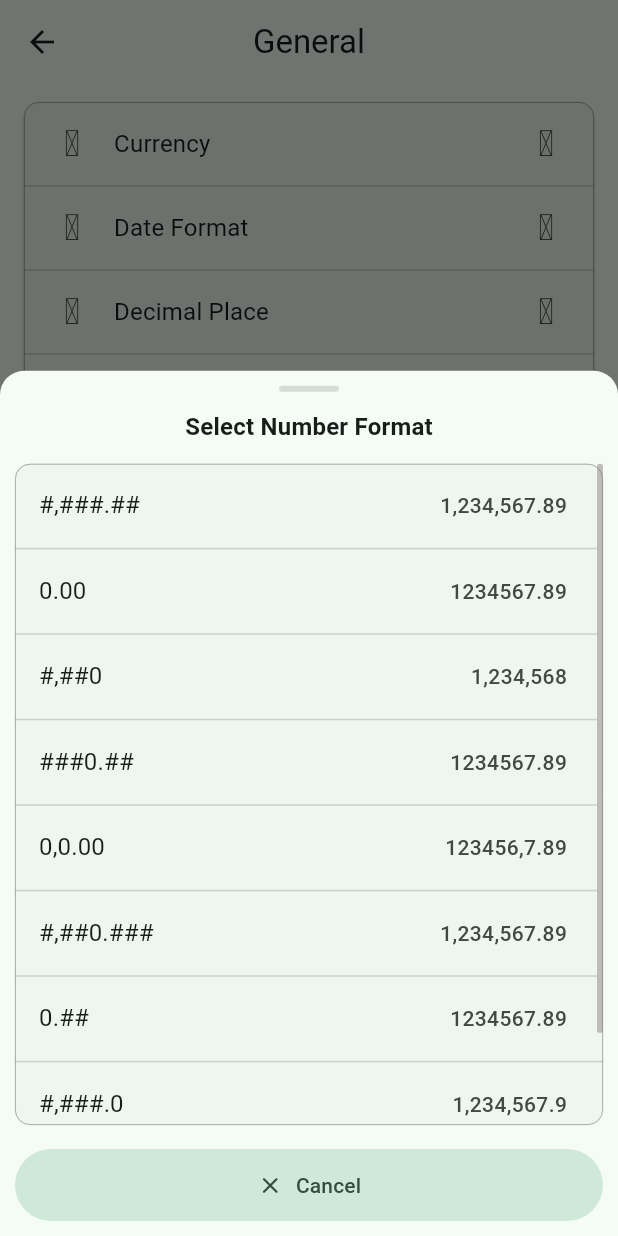
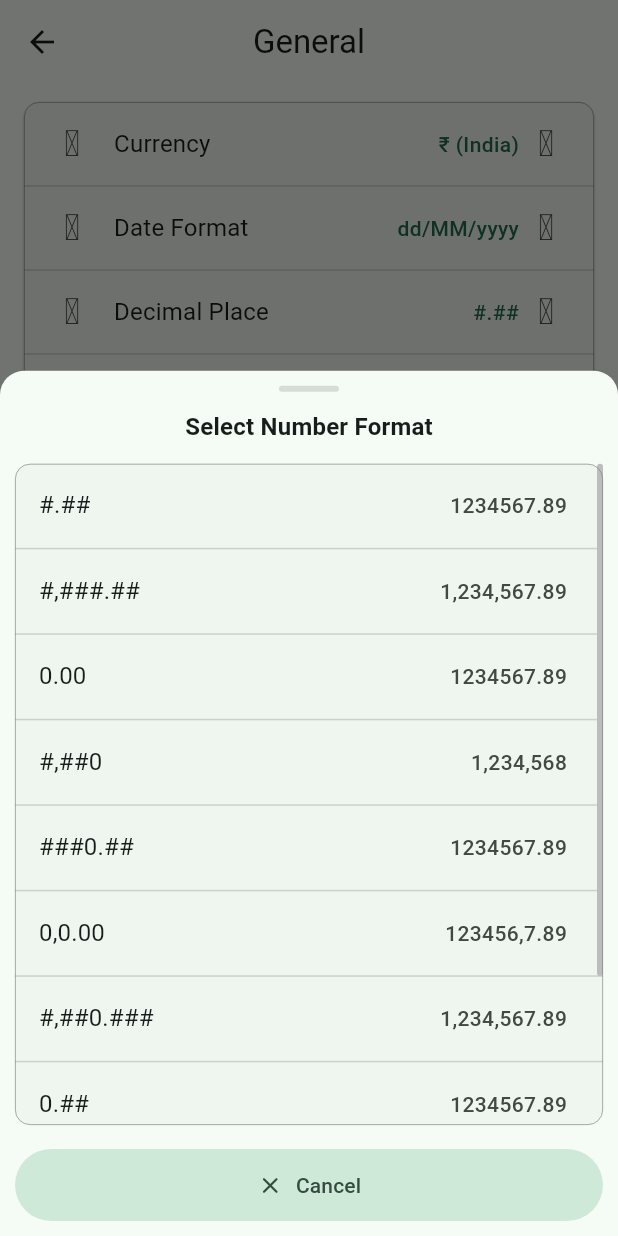
Before and after one commit to lalitchattar/saving_diary, a Flutter app: the GeneralScreen screen opened directly, after a tap on "Decimal Place", on a phone screen of 412 x 824 dp. Run offline on Flutter 3.47's test engine with Material 3 defaults, Android fonts, the phone set to English and light mode, and no system bars; our stand-ins replace get, hugeicons, sqflite; accounts and stored records are empty.

Commit message:
Implemented complete General Setting screen

```diff
--- /dev/null
+++ b/lib/app/module/more/module/general/controller/general_setting_controller.dart
@@ -0,0 +1,30 @@
+import 'package:get/get.dart';
+
+import '../../../../../data/repository/general_setting_repository.dart';
+
+class GeneralSettingsController extends GetxController {
+  final repo = GeneralSettingRepository();
+
+  var settings = <String, String>{}.obs;
+
+  @override
+  void onInit() {
+    super.onInit();
+    loadSettings();
+  }
+
+  Future<void> loadSettings() async {
+    await repo.initDefaultSettings();
+    final allSettings = await repo.getAllSettings();
+    settings.assignAll(allSettings);
+  }
+
+  Future<void> updateSetting(String key, String value) async {
+    settings[key] = value;
+    await repo.setSetting(key, value);
+  }
+
+  String getSetting(String key, {String defaultValue = ''}) {
+    return settings[key] ?? defaultValue;
+  }
+}
--- a/lib/app/module/more/module/general/view/currency_selection_screen.dart
+++ b/lib/app/module/more/module/general/view/currency_selection_screen.dart
@@ -1,7 +1,8 @@
 import 'package:flutter/material.dart';
 
 class CurrencyBottomSheet extends StatelessWidget {
-  final Function(String) onCurrencySelected;
+  final Function(String, String) onCurrencySelected;
+
 
   const CurrencyBottomSheet({super.key, required this.onCurrencySelected});
 
@@ -105,7 +106,7 @@ class CurrencyBottomSheet extends StatelessWidget {
                             ),
                             onTap: () {
                               Navigator.pop(context);
-                              onCurrencySelected(currency['symbol']!);
+                              onCurrencySelected(currency['symbol']!, currency['country']!);
                             },
                           );
                         },
--- a/lib/app/module/more/module/general/view/general_screen.dart
+++ b/lib/app/module/more/module/general/view/general_screen.dart
@@ -1,5 +1,7 @@
 import 'package:flutter/material.dart';
+import 'package:get/get.dart';
 import 'package:hugeicons/hugeicons.dart';
+import 'package:saving_diary/app/module/more/module/general/controller/general_setting_controller.dart';
 import 'package:saving_diary/app/module/more/module/general/view/currency_selection_screen.dart';
 import 'package:saving_diary/app/module/more/module/general/view/date_format_selection_screen.dart';
 import 'package:saving_diary/app/module/more/module/general/view/first_day_of_week_selection_screen.dart';
@@ -9,7 +11,7 @@ import 'package:saving_diary/app/module/more/module/general/view/theme_selection
 
 
 
-class GeneralScreen extends StatelessWidget {
+class GeneralScreen extends GetView<GeneralSettingsController> {
   const GeneralScreen({super.key});
 
   @override
@@ -41,8 +43,22 @@ class GeneralScreen extends StatelessWidget {
                       vertical: 0,
                     ),
                     leading: HugeIcon(icon: HugeIcons.strokeRoundedMoney01),
-                    trailing: HugeIcon(
-                      icon: HugeIcons.strokeRoundedArrowRight01,
+                    trailing: Obx(() => Row(
+                        mainAxisSize: MainAxisSize.min,
+                        children: [
+                          Text(
+                            "${controller.getSetting("currency")} (${controller.getSetting("currencyCountryName")})",
+                            style: textTheme.bodyMedium?.copyWith(
+                              color: colorScheme.primary,
+                              fontWeight: FontWeight.w500,
+                            ),
+                          ),
+                          const SizedBox(width: 6),
+                          HugeIcon(
+                            icon: HugeIcons.strokeRoundedArrowRight01,
+                          )
+                        ],
+                      ),
                     ),
                     title: Text(
                       "Currency",
@@ -55,7 +71,7 @@ class GeneralScreen extends StatelessWidget {
                     dense: true,
                     visualDensity: const VisualDensity(vertical: -2),
                     onTap: () {
-                      _showCurrencyBottomSheet(context);
+                      _showCurrencySelectionList(context);
                     },
                   ),
                 ),
@@ -68,7 +84,23 @@ class GeneralScreen extends StatelessWidget {
                     vertical: 0,
                   ),
                   leading: HugeIcon(icon: HugeIcons.strokeRoundedCalendar01),
-                  trailing: HugeIcon(icon: HugeIcons.strokeRoundedArrowRight01),
+                  trailing: Obx(() => Row(
+                    mainAxisSize: MainAxisSize.min,
+                    children: [
+                      Text(
+                        controller.getSetting("dateFormat"),
+                        style: textTheme.bodyMedium?.copyWith(
+                          color: colorScheme.primary,
+                          fontWeight: FontWeight.w500,
+                        ),
+                      ),
+                      const SizedBox(width: 6),
+                      HugeIcon(
+                        icon: HugeIcons.strokeRoundedArrowRight01,
+                      )
+                    ],
+                  ),
+                  ),
                   title: Text(
                     "Date Format",
                     style: textTheme.bodyLarge?.copyWith(
@@ -80,7 +112,7 @@ class GeneralScreen extends StatelessWidget {
                   dense: true,
                   visualDensity: const VisualDensity(vertical: -2),
                   onTap: (){
-                    _showCurrencySelectionList(context, colorScheme);
+                    _showDateFormatSelectionList(context, colorScheme);
                   },
                 ),
                 Divider(
@@ -94,7 +126,23 @@ class GeneralScreen extends StatelessWidget {
                   leading: HugeIcon(
                     icon: HugeIcons.strokeRoundedArrangeByNumbers19,
                   ),
-                  trailing: HugeIcon(icon: HugeIcons.strokeRoundedArrowRight01),
+                  trailing: Obx(() => Row(
+                    mainAxisSize: MainAxisSize.min,
+                    children: [
+                      Text(
+                        controller.getSetting("decimalFormat"),
+                        style: textTheme.bodyMedium?.copyWith(
+                          color: colorScheme.primary,
+                          fontWeight: FontWeight.w500,
+                        ),
+                      ),
+                      const SizedBox(width: 6),
+                      HugeIcon(
+                        icon: HugeIcons.strokeRoundedArrowRight01,
+                      )
+                    ],
+                  ),
+                  ),
                   title: Text(
                     "Decimal Place",
                     style: textTheme.bodyLarge?.copyWith(
@@ -106,7 +154,7 @@ class GeneralScreen extends StatelessWidget {
                   dense: true,
                   visualDensity: const VisualDensity(vertical: -2),
                   onTap: () {
-                    _showNumberFormatBottomSheet(context);
+                    _showNumberFormatSelectionList(context);
                   },
                 ),
                 Divider(
@@ -118,7 +166,23 @@ class GeneralScreen extends StatelessWidget {
                     vertical: 0,
                   ),
                   leading: HugeIcon(icon: HugeIcons.strokeRoundedCalendarAdd01),
-                  trailing: HugeIcon(icon: HugeIcons.strokeRoundedArrowRight01),
+                  trailing: Obx(() => Row(
+                    mainAxisSize: MainAxisSize.min,
+                    children: [
+                      Text(
+                        controller.getSetting("firstDayOfWeek"),
+                        style: textTheme.bodyMedium?.copyWith(
+                          color: colorScheme.primary,
+                          fontWeight: FontWeight.w500,
+                        ),
+                      ),
+                      const SizedBox(width: 6),
+                      HugeIcon(
+                        icon: HugeIcons.strokeRoundedArrowRight01,
+                      )
+                    ],
+                  ),
+                  ),
                   title: Text(
                     "First day of week",
                     style: textTheme.bodyLarge?.copyWith(
@@ -130,7 +194,7 @@ class GeneralScreen extends StatelessWidget {
                   dense: true,
                   visualDensity: const VisualDensity(vertical: -2),
                   onTap: () {
-                    _showFirstDayOfWeekSheet(context);
+                    _showFirstDayOfWeekSelectionList(context);
                   },
                 ),
                 Divider(
@@ -144,7 +208,23 @@ class GeneralScreen extends StatelessWidget {
                   leading: HugeIcon(
                     icon: HugeIcons.strokeRoundedLanguageCircle,
                   ),
-                  trailing: HugeIcon(icon: HugeIcons.strokeRoundedArrowRight01),
+                  trailing: Obx(() => Row(
+                    mainAxisSize: MainAxisSize.min,
+                    children: [
+                      Text(
+                        controller.getSetting("language"),
+                        style: textTheme.bodyMedium?.copyWith(
+                          color: colorScheme.primary,
+                          fontWeight: FontWeight.w500,
+                        ),
+                      ),
+                      const SizedBox(width: 6),
+                      HugeIcon(
+                        icon: HugeIcons.strokeRoundedArrowRight01,
+                      )
+                    ],
+                  ),
+                  ),
                   title: Text(
                     "Language",
                     style: textTheme.bodyLarge?.copyWith(
@@ -156,7 +236,7 @@ class GeneralScreen extends StatelessWidget {
                   dense: true,
                   visualDensity: const VisualDensity(vertical: -2),
                   onTap: (){
-                    _showLocaleSelectionSheet(context);
+                    _showLocaleSelectionList(context);
                   },
                 ),
                 Divider(
@@ -170,8 +250,22 @@ class GeneralScreen extends StatelessWidget {
                       vertical: 0,
                     ),
                     leading: HugeIcon(icon: HugeIcons.strokeRoundedColors),
-                    trailing: HugeIcon(
-                      icon: HugeIcons.strokeRoundedArrowRight01,
+                    trailing: Obx(() => Row(
+                      mainAxisSize: MainAxisSize.min,
+                      children: [
+                        Text(
+                          controller.getSetting("theme"),
+                          style: textTheme.bodyMedium?.copyWith(
+                            color: colorScheme.primary,
+                            fontWeight: FontWeight.w500,
+                          ),
+                        ),
+                        const SizedBox(width: 6),
+                        HugeIcon(
+                          icon: HugeIcons.strokeRoundedArrowRight01,
+                        )
+                      ],
+                    ),
                     ),
                     title: Text(
                       "Theme",
@@ -184,7 +278,7 @@ class GeneralScreen extends StatelessWidget {
                     dense: true,
                     visualDensity: const VisualDensity(vertical: -2),
                     onTap: () {
-                      _showThemeSheet(context);
+                      _showThemeSelectionList(context);
                     },
                   ),
                 ),
@@ -196,7 +290,29 @@ class GeneralScreen extends StatelessWidget {
     );
   }
 
-  void _showCurrencySelectionList(BuildContext context, ColorScheme colorSchema) {
+  void _showCurrencySelectionList(BuildContext context) {
+    final height = MediaQuery.of(context).size.height * 0.7;
+
+    showModalBottomSheet(
+      context: context,
+      isScrollControlled: true,
+      isDismissible: false,
+      enableDrag: false,
+      backgroundColor: Colors.transparent,
+      builder: (context) => SizedBox(
+        height: height,
+        child: CurrencyBottomSheet(
+          onCurrencySelected: (symbol, country) {
+            controller.updateSetting("currency", symbol);
+            controller.updateSetting("currencyCountryName", country);
+          },
+        ),
+      ),
+    );
+  }
+
+
+  void _showDateFormatSelectionList(BuildContext context, ColorScheme colorSchema) {
     final height = MediaQuery.of(context).size.height * 0.7;
     showModalBottomSheet(
       context: context,
@@ -208,34 +324,13 @@ class GeneralScreen extends StatelessWidget {
         height: height,
         child: DateFormatBottomSheet(
           onFormatSelected: (format) {
-            debugPrint('Selected Format: $format');
+            controller.updateSetting("dateFormat", format);
           },
         ),
       ),
     );
   }
-
-  void _showCurrencyBottomSheet(BuildContext context) {
-    final height = MediaQuery.of(context).size.height * 0.7;
-
-    showModalBottomSheet(
-      context: context,
-      isScrollControlled: true,
-      isDismissible: false,
-      enableDrag: false,
-      backgroundColor: Colors.transparent,
-      builder: (context) => SizedBox(
-        height: height,
-        child: CurrencyBottomSheet(
-          onCurrencySelected: (symbol) {
-            debugPrint('Selected Currency: $symbol');
-          },
-        ),
-      ),
-    );
-  }
-
-  void _showNumberFormatBottomSheet(BuildContext context) {
+  void _showNumberFormatSelectionList(BuildContext context) {
     final height = MediaQuery.of(context).size.height * 0.7;
 
     showModalBottomSheet(
@@ -248,14 +343,14 @@ class GeneralScreen extends StatelessWidget {
         height: height,
         child: NumberFormatBottomSheet(
           onFormatSelected: (format) {
-            debugPrint('Selected Number Format: $format');
+            controller.updateSetting("decimalFormat", format);
           },
         ),
       ),
     );
   }
 
-  void _showLocaleSelectionSheet(BuildContext context) {
+  void _showLocaleSelectionList(BuildContext context) {
     final height = MediaQuery.of(context).size.height * 0.7;
 
     showModalBottomSheet(
@@ -267,15 +362,17 @@ class GeneralScreen extends StatelessWidget {
       builder: (context) => SizedBox(
         height: height,
         child: LocaleSelectionBottomSheet(
-          onLocaleSelected: (locale) {
-            debugPrint('Selected Locale: ${locale.languageCode}_${locale.countryCode}');
+          onLocaleSelected: (locale, nativeName) {
+            controller.updateSetting("language", nativeName);
+            controller.updateSetting("languageCode", locale.languageCode);
+            controller.updateSetting("languageCountryCode", locale.countryCode!);
           },
         ),
       ),
     );
   }
 
-  void _showFirstDayOfWeekSheet(BuildContext context) {
+  void _showFirstDayOfWeekSelectionList(BuildContext context) {
     final height = MediaQuery.of(context).size.height * 0.6;
 
     showModalBottomSheet(
@@ -288,14 +385,14 @@ class GeneralScreen extends StatelessWidget {
         height: height,
         child: FirstDayOfWeekBottomSheet(
           onDaySelected: (day) {
-            debugPrint('Selected First Day: $day');
+            controller.updateSetting("firstDayOfWeek", day);
           },
         ),
       ),
     );
   }
 
-  void _showThemeSheet(BuildContext context) {
+  void _showThemeSelectionList(BuildContext context) {
     final height = MediaQuery.of(context).size.height * 0.6;
     showModalBottomSheet(
       context: context,
@@ -305,7 +402,7 @@ class GeneralScreen extends StatelessWidget {
       isDismissible: false,
       builder: (context) => ThemeSelectionBottomSheet(
         onThemeSelected: (theme) {
-          debugPrint('Selected Theme: $theme');
+          controller.updateSetting("theme", theme);
         },
       ),
     );
--- a/lib/app/module/more/module/general/view/language_selection_screen.dart
+++ b/lib/app/module/more/module/general/view/language_selection_screen.dart
@@ -1,7 +1,7 @@
 import 'package:flutter/material.dart';
 
 class LocaleSelectionBottomSheet extends StatelessWidget {
-  final Function(Locale) onLocaleSelected;
+  final Function(Locale, String) onLocaleSelected;
 
   const LocaleSelectionBottomSheet({super.key, required this.onLocaleSelected});
 
@@ -103,7 +103,7 @@ class LocaleSelectionBottomSheet extends StatelessWidget {
                             ),
                             onTap: () {
                               Navigator.pop(context);
-                              onLocaleSelected(locale);
+                              onLocaleSelected(locale, nativeName);
                             },
                           );
                         },
--- a/lib/app/module/more/module/general/view/number_format_selection_screen.dart
+++ b/lib/app/module/more/module/general/view/number_format_selection_screen.dart
@@ -18,6 +18,7 @@ class NumberFormatBottomSheet extends StatelessWidget {
 
     // List of number formats
     final formats = [
+      "#.##",
       '#,###.##',
       '0.00',
       '#,##0',
--- a/lib/app/module/more/view/more_screen.dart
+++ b/lib/app/module/more/view/more_screen.dart
@@ -195,7 +195,7 @@ class MoreScreen extends StatelessWidget {
                     ),
                     dense: true,
                     visualDensity: const VisualDensity(vertical: -2),
-                    onTap: () {Get.to(GeneralScreen());},
+                    onTap: () {Get.to(() => GeneralScreen());},
                   ),
                 ),
                 Divider(
--- a/pubspec.yaml
+++ b/pubspec.yaml
@@ -37,6 +37,9 @@ dependencies:
   get: ^4.7.2
   hugeicons: ^1.1.1
   intl: ^0.20.2
+  sqflite: ^2.4.2
+  path: ^1.9.1
+  path_provider: ^2.1.5
 
 dev_dependencies:
   flutter_test:
```
Also changed, not shown: lib/app/data/db/database_helper.dart (added, +49 -0 lines), lib/app/data/repository/general_setting_repository.dart (added, +47 -0 lines), lib/main.dart (+10 -1 lines), pubspec.lock.
